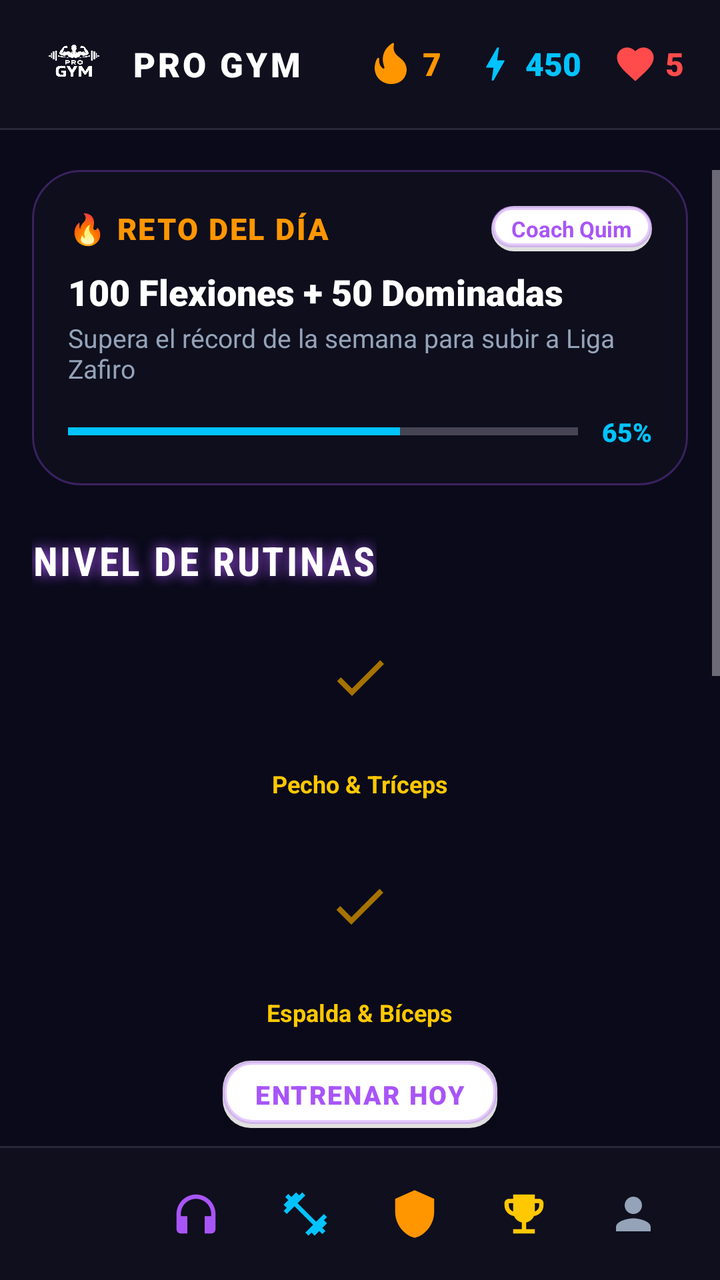
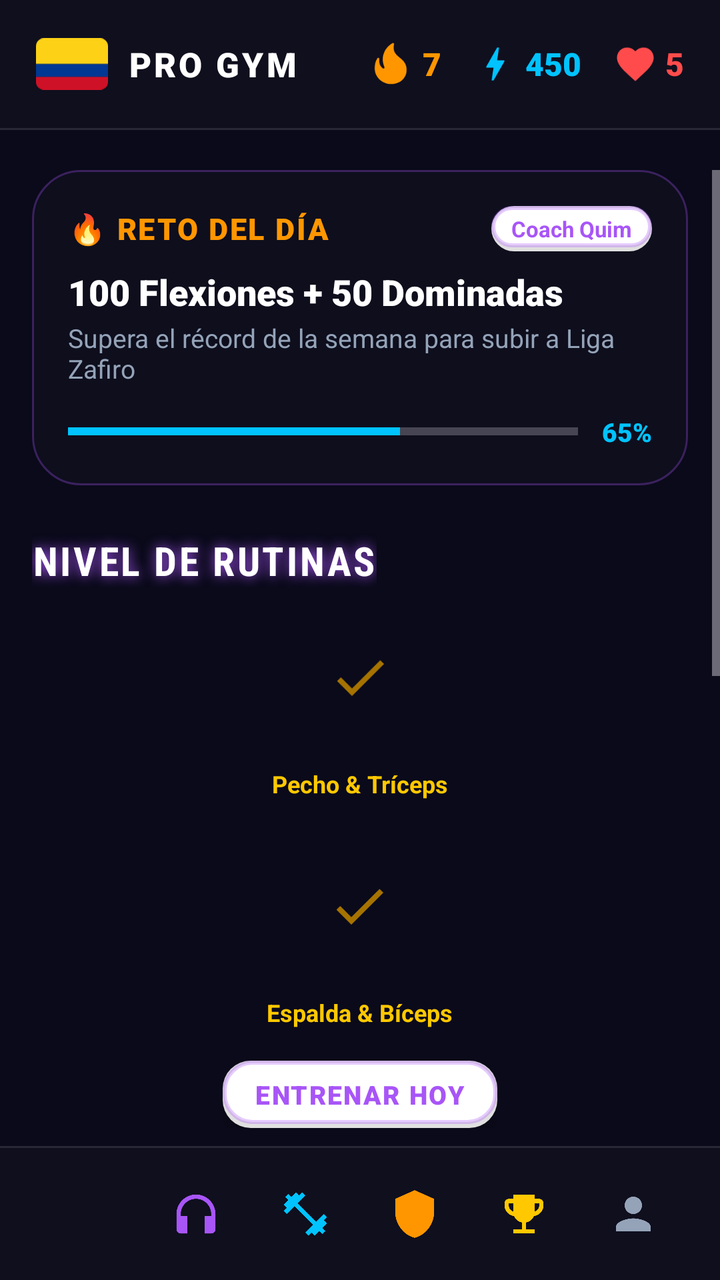

Compare the two renders of this Android layout. The source of the first and the diff that turns it into the second are given below.
<!-- AndroidManifest.xml: application theme Theme.PROGYM -->
<!-- res/layout/activity_main.xml -->
<?xml version="1.0" encoding="utf-8"?>
<LinearLayout xmlns:android="http://schemas.android.com/apk/res/android"
    xmlns:app="http://schemas.android.com/apk/res-auto"
    xmlns:tools="http://schemas.android.com/tools"
    android:id="@+id/main"
    android:layout_width="match_parent"
    android:layout_height="match_parent"
    android:background="@color/progym_dark"
    android:orientation="vertical"
    tools:context=".MainActivity">

    
    <LinearLayout
        android:layout_width="match_parent"
        android:layout_height="64dp"
        android:background="@color/progym_nav"
        android:gravity="center_vertical"
        android:orientation="horizontal"
        android:paddingHorizontal="18dp">

        
        <ImageView
            android:id="@+id/ivLogoHeader"
            android:layout_width="38dp"
            android:layout_height="38dp"
            android:contentDescription="Logo PRO GYM"
            android:src="@drawable/logo_progym" />

        <TextView
            android:layout_width="wrap_content"
            android:layout_height="wrap_content"
            android:layout_marginStart="10dp"
            android:fontFamily="sans-serif-black"
            android:letterSpacing="0.08"
            android:text="PRO GYM"
            android:textColor="@color/white"
            android:textSize="17sp" />

        <View
            android:layout_width="0dp"
            android:layout_height="1dp"
            android:layout_weight="1" />

        
        <ImageView
            android:layout_width="24dp"
            android:layout_height="24dp"
            android:importantForAccessibility="no"
            android:src="@drawable/ic_fire"
            app:tint="@color/duo_fire" />

        <TextView
            android:id="@+id/tvRacha"
            android:layout_width="wrap_content"
            android:layout_height="wrap_content"
            android:layout_marginStart="4dp"
            android:layout_marginEnd="16dp"
            android:fontFamily="sans-serif-black"
            android:text="7"
            android:textColor="@color/duo_fire"
            android:textSize="16sp" />

        
        <ImageView
            android:layout_width="22dp"
            android:layout_height="22dp"
            android:importantForAccessibility="no"
            android:src="@drawable/ic_bolt"
            app:tint="@color/duo_gem" />

        <TextView
            android:id="@+id/tvXp"
            android:layout_width="wrap_content"
            android:layout_height="wrap_content"
            android:layout_marginStart="4dp"
            android:layout_marginEnd="16dp"
            android:fontFamily="sans-serif-black"
            android:text="450"
            android:textColor="@color/duo_gem"
            android:textSize="16sp" />

        
        <ImageView
            android:layout_width="22dp"
            android:layout_height="22dp"
            android:importantForAccessibility="no"
            android:src="@drawable/ic_heart"
            app:tint="@color/duo_heart" />

        <TextView
            android:id="@+id/tvVidas"
            android:layout_width="wrap_content"
            android:layout_height="wrap_content"
            android:layout_marginStart="4dp"
            android:fontFamily="sans-serif-black"
            android:text="5"
            android:textColor="@color/duo_heart"
            android:textSize="16sp" />
    </LinearLayout>

    <View
        android:layout_width="match_parent"
        android:layout_height="1dp"
        android:background="@color/progym_divider" />

    
    <ScrollView
        android:id="@+id/scrollContenido"
        android:layout_width="match_parent"
        android:layout_height="0dp"
        android:layout_weight="1"
        android:clipToPadding="false"
        android:fillViewport="true"
        android:paddingVertical="20dp">

        <LinearLayout
            android:layout_width="match_parent"
            android:layout_height="wrap_content"
            android:orientation="vertical"
            android:paddingHorizontal="16dp">

            
            <LinearLayout
                android:layout_width="match_parent"
                android:layout_height="wrap_content"
                android:background="@drawable/bg_card"
                android:orientation="vertical"
                android:padding="18dp">

                <LinearLayout
                    android:layout_width="match_parent"
                    android:layout_height="wrap_content"
                    android:gravity="center_vertical"
                    android:orientation="horizontal">

                    <TextView
                        android:layout_width="0dp"
                        android:layout_height="wrap_content"
                        android:layout_weight="1"
                        android:fontFamily="sans-serif-black"
                        android:letterSpacing="0.06"
                        android:text="🔥 RETO DEL DÍA"
                        android:textColor="@color/duo_fire"
                        android:textSize="15sp" />

                    <TextView
                        android:layout_width="wrap_content"
                        android:layout_height="wrap_content"
                        android:background="@drawable/bg_duo_speech_bubble"
                        android:paddingHorizontal="10dp"
                        android:paddingVertical="4dp"
                        android:text="Coach Quim"
                        android:textColor="@color/progym_primary"
                        android:textSize="11sp"
                        android:textStyle="bold" />
                </LinearLayout>

                <TextView
                    android:layout_width="wrap_content"
                    android:layout_height="wrap_content"
                    android:layout_marginTop="8dp"
                    android:fontFamily="sans-serif-black"
                    android:text="100 Flexiones + 50 Dominadas"
                    android:textColor="@color/white"
                    android:textSize="18sp" />

                <TextView
                    android:layout_width="wrap_content"
                    android:layout_height="wrap_content"
                    android:layout_marginTop="2dp"
                    android:text="Supera el récord de la semana para subir a Liga Zafiro"
                    android:textColor="@color/progym_text_muted"
                    android:textSize="13sp" />

                
                <LinearLayout
                    android:layout_width="match_parent"
                    android:layout_height="wrap_content"
                    android:layout_marginTop="14dp"
                    android:gravity="center_vertical"
                    android:orientation="horizontal">

                    <ProgressBar
                        style="?android:attr/progressBarStyleHorizontal"
                        android:layout_width="0dp"
                        android:layout_height="10dp"
                        android:layout_weight="1"
                        android:max="100"
                        android:progress="65"
                        android:progressTint="@color/progym_secondary" />

                    <TextView
                        android:layout_width="wrap_content"
                        android:layout_height="wrap_content"
                        android:layout_marginStart="12dp"
                        android:fontFamily="sans-serif-black"
                        android:text="65%"
                        android:textColor="@color/progym_secondary"
                        android:textSize="13sp" />
                </LinearLayout>
            </LinearLayout>

            
            <TextView
                style="@style/ProGym_Titulo"
                android:layout_width="wrap_content"
                android:layout_height="wrap_content"
                android:layout_marginTop="24dp"
                android:layout_marginBottom="12dp"
                android:text="NIVEL DE RUTINAS"
                android:textSize="20sp" />

            
            <RelativeLayout
                android:layout_width="match_parent"
                android:layout_height="wrap_content"
                android:layout_marginBottom="24dp">

                
                <LinearLayout
                    android:id="@+id/bloqueRutina1"
                    android:layout_width="wrap_content"
                    android:layout_height="wrap_content"
                    android:layout_centerHorizontal="true"
                    android:layout_marginStart="-60dp"
                    android:gravity="center"
                    android:orientation="vertical">

                    <FrameLayout
                        android:id="@+id/btnRutina1"
                        android:layout_width="74dp"
                        android:layout_height="74dp">

                        <ImageView
                            android:layout_width="32dp"
                            android:layout_height="32dp"
                            android:layout_gravity="center"
                            android:layout_marginBottom="4dp"
                            android:src="@drawable/ic_check"
                            app:tint="@color/duo_gold_check" />
                    </FrameLayout>

                    <TextView
                        android:layout_width="wrap_content"
                        android:layout_height="wrap_content"
                        android:layout_marginTop="4dp"
                        android:text="Pecho &amp; Tríceps"
                        android:textColor="@color/duo_gold"
                        android:textSize="12sp"
                        android:textStyle="bold" />
                </LinearLayout>

                
                <LinearLayout
                    android:id="@+id/bloqueRutina2"
                    android:layout_width="wrap_content"
                    android:layout_height="wrap_content"
                    android:layout_below="@id/bloqueRutina1"
                    android:layout_centerHorizontal="true"
                    android:layout_marginStart="50dp"
                    android:layout_marginTop="20dp"
                    android:gravity="center"
                    android:orientation="vertical">

                    <FrameLayout
                        android:id="@+id/btnRutina2"
                        android:layout_width="74dp"
                        android:layout_height="74dp">

                        <ImageView
                            android:layout_width="32dp"
                            android:layout_height="32dp"
                            android:layout_gravity="center"
                            android:layout_marginBottom="4dp"
                            android:src="@drawable/ic_check"
                            app:tint="@color/duo_gold_check" />
                    </FrameLayout>

                    <TextView
                        android:layout_width="wrap_content"
                        android:layout_height="wrap_content"
                        android:layout_marginTop="4dp"
                        android:text="Espalda &amp; Bíceps"
                        android:textColor="@color/duo_gold"
                        android:textSize="12sp"
                        android:textStyle="bold" />
                </LinearLayout>

                
                <LinearLayout
                    android:id="@+id/contenedorBurbuja"
                    android:layout_width="wrap_content"
                    android:layout_height="wrap_content"
                    android:layout_below="@id/bloqueRutina2"
                    android:layout_centerHorizontal="true"
                    android:layout_marginStart="-50dp"
                    android:layout_marginTop="16dp"
                    android:gravity="center"
                    android:orientation="vertical">

                    <TextView
                        android:layout_width="wrap_content"
                        android:layout_height="wrap_content"
                        android:background="@drawable/bg_duo_speech_bubble"
                        android:elevation="4dp"
                        android:fontFamily="sans-serif-black"
                        android:letterSpacing="0.06"
                        android:paddingHorizontal="16dp"
                        android:paddingVertical="8dp"
                        android:text="ENTRENAR HOY"
                        android:textColor="@color/progym_primary"
                        android:textSize="13sp" />
                </LinearLayout>

                
                <LinearLayout
                    android:id="@+id/bloqueRutina3"
                    android:layout_width="wrap_content"
                    android:layout_height="wrap_content"
                    android:layout_below="@id/contenedorBurbuja"
                    android:layout_centerHorizontal="true"
                    android:layout_marginStart="-50dp"
                    android:layout_marginTop="6dp"
                    android:gravity="center"
                    android:orientation="vertical">

                    <FrameLayout
                        android:id="@+id/btnRutina3"
                        android:layout_width="74dp"
                        android:layout_height="74dp">

                        <ImageView
                            android:layout_width="32dp"
                            android:layout_height="32dp"
                            android:layout_gravity="center"
                            android:layout_marginBottom="4dp"
                            android:src="@drawable/ic_dumbbell"
                            app:tint="@color/white" />
                    </FrameLayout>

                    <TextView
                        android:layout_width="wrap_content"
                        android:layout_height="wrap_content"
                        android:layout_marginTop="4dp"
                        android:text="Día de Pierna"
                        android:textColor="@color/progym_secondary"
                        android:textSize="12sp"
                        android:textStyle="bold" />
                </LinearLayout>

                
                <LinearLayout
                    android:id="@+id/bloqueRutina4"
                    android:layout_width="wrap_content"
                    android:layout_height="wrap_content"
                    android:layout_below="@id/bloqueRutina3"
                    android:layout_centerHorizontal="true"
                    android:layout_marginStart="40dp"
                    android:layout_marginTop="20dp"
                    android:gravity="center"
                    android:orientation="vertical">

                    <FrameLayout
                        android:id="@+id/btnRutina4"
                        android:layout_width="74dp"
                        android:layout_height="74dp">

                        <ImageView
                            android:layout_width="28dp"
                            android:layout_height="28dp"
                            android:layout_gravity="center"
                            android:layout_marginBottom="4dp"
                            android:src="@drawable/ic_duo_lock"
                            app:tint="@color/progym_text_muted" />
                    </FrameLayout>

                    <TextView
                        android:layout_width="wrap_content"
                        android:layout_height="wrap_content"
                        android:layout_marginTop="4dp"
                        android:text="Hombro &amp; Trapecio"
                        android:textColor="@color/progym_text_muted"
                        android:textSize="12sp"
                        android:textStyle="bold" />
                </LinearLayout>

                
                <LinearLayout
                    android:id="@+id/bloqueRutina5"
                    android:layout_width="wrap_content"
                    android:layout_height="wrap_content"
                    android:layout_below="@id/bloqueRutina4"
                    android:layout_centerHorizontal="true"
                    android:layout_marginTop="20dp"
                    android:layout_marginBottom="16dp"
                    android:gravity="center"
                    android:orientation="vertical">

                    <FrameLayout
                        android:id="@+id/btnRutina5"
                        android:layout_width="74dp"
                        android:layout_height="74dp">

                        <ImageView
                            android:layout_width="28dp"
                            android:layout_height="28dp"
                            android:layout_gravity="center"
                            android:layout_marginBottom="4dp"
                            android:src="@drawable/ic_trophy"
                            app:tint="@color/progym_text_muted" />
                    </FrameLayout>

                    <TextView
                        android:layout_width="wrap_content"
                        android:layout_height="wrap_content"
                        android:layout_marginTop="4dp"
                        android:text="Desafío Titán"
                        android:textColor="@color/progym_text_muted"
                        android:textSize="12sp"
                        android:textStyle="bold" />
                </LinearLayout>

            </RelativeLayout>

            
            <TextView
                android:layout_width="match_parent"
                android:layout_height="wrap_content"
                android:layout_marginTop="10dp"
                android:layout_marginBottom="24dp"
                android:fontFamily="sans-serif-condensed"
                android:gravity="center"
                android:text="&quot;El dolor que sientes hoy, es la fuerza que sentirás mañana.&quot;"
                android:textColor="@color/progym_secondary"
                android:textSize="15sp"
                android:textStyle="italic" />

        </LinearLayout>
    </ScrollView>

    <View
        android:layout_width="match_parent"
        android:layout_height="1dp"
        android:background="@color/progym_divider" />

    
    <LinearLayout
        android:layout_width="match_parent"
        android:layout_height="66dp"
        android:background="@color/progym_nav"
        android:gravity="center_vertical"
        android:orientation="horizontal"
        android:paddingHorizontal="16dp">

        
        <FrameLayout
            android:id="@+id/navHome"
            android:layout_width="0dp"
            android:layout_height="48dp"
            android:layout_weight="1"
            android:background="@drawable/bg_duo_home_selected" />

        
        <FrameLayout
            android:id="@+id/navHeadphones"
            android:layout_width="0dp"
            android:layout_height="match_parent"
            android:layout_weight="1">

            <ImageView
                android:layout_width="26dp"
                android:layout_height="26dp"
                android:layout_gravity="center"
                android:src="@drawable/ic_duo_headphones"
                app:tint="@color/progym_primary" />
        </FrameLayout>

        
        <FrameLayout
            android:id="@+id/navDumbbell"
            android:layout_width="0dp"
            android:layout_height="match_parent"
            android:layout_weight="1">

            <ImageView
                android:layout_width="26dp"
                android:layout_height="26dp"
                android:layout_gravity="center"
                android:src="@drawable/ic_dumbbell"
                app:tint="@color/progym_secondary" />
        </FrameLayout>

        
        <FrameLayout
            android:id="@+id/navShield"
            android:layout_width="0dp"
            android:layout_height="match_parent"
            android:layout_weight="1">

            <ImageView
                android:layout_width="26dp"
                android:layout_height="26dp"
                android:layout_gravity="center"
                android:src="@drawable/ic_duo_shield"
                app:tint="@color/duo_fire" />
        </FrameLayout>

        
        <FrameLayout
            android:id="@+id/navTrophy"
            android:layout_width="0dp"
            android:layout_height="match_parent"
            android:layout_weight="1">

            <ImageView
                android:layout_width="26dp"
                android:layout_height="26dp"
                android:layout_gravity="center"
                android:src="@drawable/ic_trophy"
                app:tint="@color/duo_gold" />
        </FrameLayout>

        
        <FrameLayout
            android:id="@+id/navDots"
            android:layout_width="0dp"
            android:layout_height="match_parent"
            android:layout_weight="1">

            <ImageView
                android:layout_width="26dp"
                android:layout_height="26dp"
                android:layout_gravity="center"
                android:src="@drawable/ic_person"
                app:tint="@color/progym_text_muted" />
        </FrameLayout>
    </LinearLayout>

</LinearLayout>
<!-- resources referenced by this layout -->
<resources>
  <color name="duo_fire">#FF9600</color>
  <color name="duo_gem">#00C3FF</color>
  <color name="duo_gold">#FFC800</color>
  <color name="duo_gold_check">#A67300</color>
  <color name="duo_heart">#FF4B4B</color>
  <color name="progym_dark">#0A0A1A</color>
  <color name="progym_divider">#1FFFFFFF</color>
  <color name="progym_nav">#0F0F1E</color>
  <color name="progym_primary">#A855F7</color>
  <color name="progym_secondary">#00C3FF</color>
  <color name="progym_text_muted">#94A3B8</color>
  <color name="white">#FFFFFFFF</color>
  <!-- drawable bg_card (drawable) -->
  <?xml version="1.0" encoding="utf-8"?>
  <shape xmlns:android="http://schemas.android.com/apk/res/android"
      android:shape="rectangle">
      <solid android:color="@color/progym_card" />
      <corners android:radius="24dp" />
      <stroke
          android:width="1dp"
          android:color="@color/progym_border" />
  </shape>
  <!-- drawable ic_check (drawable) -->
  <?xml version="1.0" encoding="utf-8"?>
  <vector xmlns:android="http://schemas.android.com/apk/res/android"
      android:width="24dp"
      android:height="24dp"
      android:viewportWidth="24"
      android:viewportHeight="24">
      <path
          android:fillColor="#FFFFFFFF"
          android:pathData="M9,16.17L4.83,12l-1.42,1.41L9,19 21,7l-1.41,-1.41z" />
  </vector>
  <!-- drawable ic_duo_shield (drawable) -->
  <?xml version="1.0" encoding="utf-8"?>
  <vector xmlns:android="http://schemas.android.com/apk/res/android"
      android:width="24dp"
      android:height="24dp"
      android:viewportWidth="24"
      android:viewportHeight="24">
      <path
          android:fillColor="#FFFFFFFF"
          android:pathData="M12,1L3,5v6c0,5.55 3.84,10.74 9,12 5.16,-1.26 9,-6.45 9,-12V5L12,1z" />
  </vector>
  <!-- drawable ic_person (drawable) -->
  <?xml version="1.0" encoding="utf-8"?>
  <vector xmlns:android="http://schemas.android.com/apk/res/android"
      android:width="24dp"
      android:height="24dp"
      android:viewportWidth="24"
      android:viewportHeight="24">
      <path
          android:fillColor="#FFFFFFFF"
          android:pathData="M12,12c2.21,0 4,-1.79 4,-4s-1.79,-4 -4,-4 -4,1.79 -4,4 1.79,4 4,4zM12,14c-2.67,0 -8,1.34 -8,4v2h16v-2c0,-2.66 -5.33,-4 -8,-4z" />
  </vector>
  <!-- drawable logo_progym: png bitmap (drawable-nodpi, 68148 bytes) -->
  <style name="ProGym_Titulo">
          <item name="android:fontFamily">sans-serif-condensed</item>
          <item name="android:textStyle">bold</item>
          <item name="android:textAllCaps">true</item>
          <item name="android:letterSpacing">0.06</item>
          <item name="android:textColor">@color/white</item>
          <item name="android:shadowColor">@color/progym_primary</item>
          <item name="android:shadowRadius">16</item>
      </style>
  <style name="Theme.PROGYM" parent="Base.Theme.PROGYM" />
  <color name="progym_card">#CC0F0F1E</color>
  <color name="progym_border">#4DA855F7</color>
  <color name="duo_nav_home_bg">#2600C3FF</color>
  <color name="duo_nav_home_border">#84D8FF</color>
  <color name="duo_speech_border">#4DA855F7</color>
  <!-- unchanged entries left out for length: 11 -->
</resources>

<!-- the commit's change to res/layout/activity_main.xml (unified diff, before → after) -->
@@ -20,11 +20,11 @@
 
         
         <ImageView
-            android:id="@+id/ivLogoHeader"
-            android:layout_width="38dp"
-            android:layout_height="38dp"
-            android:contentDescription="Logo PRO GYM"
-            android:src="@drawable/logo_progym" />
+            android:id="@+id/ivBandera"
+            android:layout_width="36dp"
+            android:layout_height="26dp"
+            android:contentDescription="Bandera de Colombia"
+            android:src="@drawable/ic_flag_colombia" />
 
         <TextView
             android:layout_width="wrap_content"
<!-- resource entries referenced after the edit -->
@@ -44,6 +44,27 @@
           android:fillColor="#FFFFFFFF"
           android:pathData="M12,1L3,5v6c0,5.55 3.84,10.74 9,12 5.16,-1.26 9,-6.45 9,-12V5L12,1z" />
   </vector>
+  <!-- drawable ic_flag_colombia (drawable) -->
+  <?xml version="1.0" encoding="utf-8"?>
+  <vector xmlns:android="http://schemas.android.com/apk/res/android"
+      android:width="28dp"
+      android:height="20dp"
+      android:viewportWidth="28"
+      android:viewportHeight="20">
+      
+      
+      <path
+          android:fillColor="#FCD116"
+          android:pathData="M 3,0 h 22 a 3,3 0 0 1 3,3 v 7 h -28 v -7 a 3,3 0 0 1 3,-3 z" />
+      
+      <path
+          android:fillColor="#003893"
+          android:pathData="M 0,10 h 28 v 5 h -28 z" />
+      
+      <path
+          android:fillColor="#CE1126"
+          android:pathData="M 0,15 h 28 v 2 a 3,3 0 0 1 -3,3 h -22 a 3,3 0 0 1 -3,-3 z" />
+  </vector>
   <!-- drawable ic_person (drawable) -->
   <?xml version="1.0" encoding="utf-8"?>
   <vector xmlns:android="http://schemas.android.com/apk/res/android"
@@ -55,7 +76,6 @@
           android:fillColor="#FFFFFFFF"
           android:pathData="M12,12c2.21,0 4,-1.79 4,-4s-1.79,-4 -4,-4 -4,1.79 -4,4 1.79,4 4,4zM12,14c-2.67,0 -8,1.34 -8,4v2h16v-2c0,-2.66 -5.33,-4 -8,-4z" />
   </vector>
-  <!-- drawable logo_progym: png bitmap (drawable-nodpi, 68148 bytes) -->
   <style name="ProGym_Titulo">
           <item name="android:fontFamily">sans-serif-condensed</item>
           <item name="android:textStyle">bold</item>
